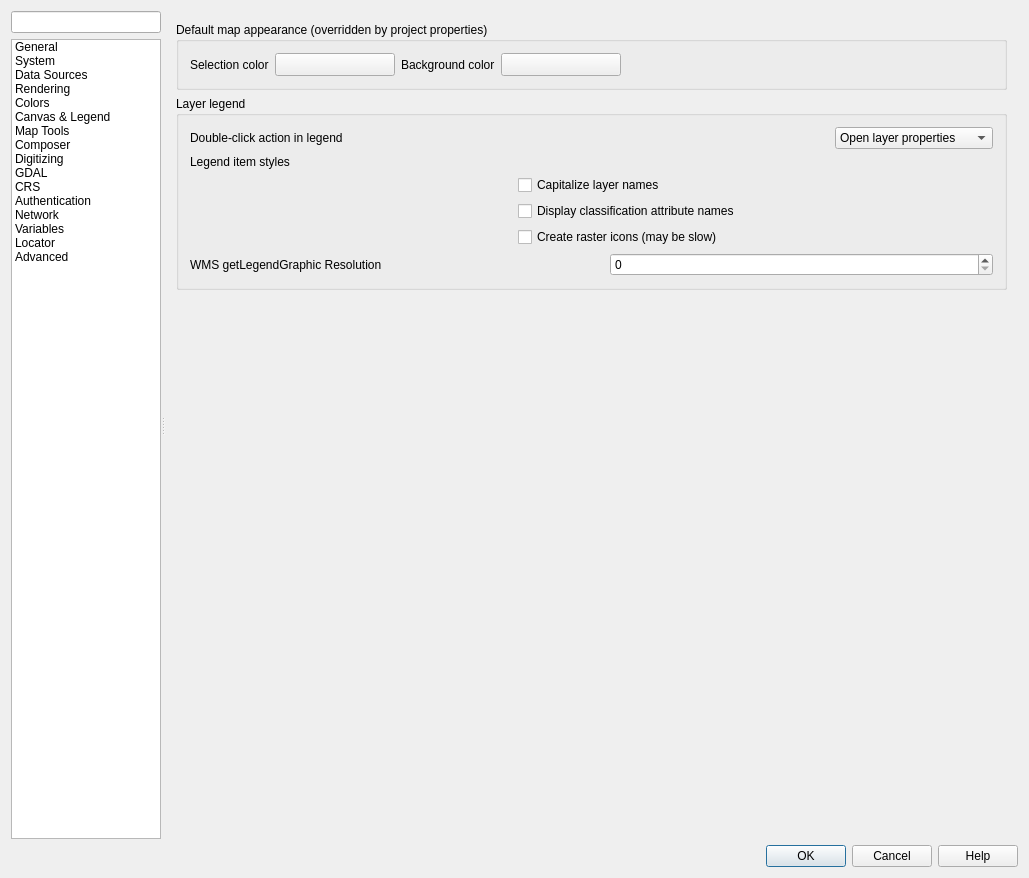
First picture: the form in src/ui/qgsoptionsbase.ui, repository qgis/QGIS, before the edit.
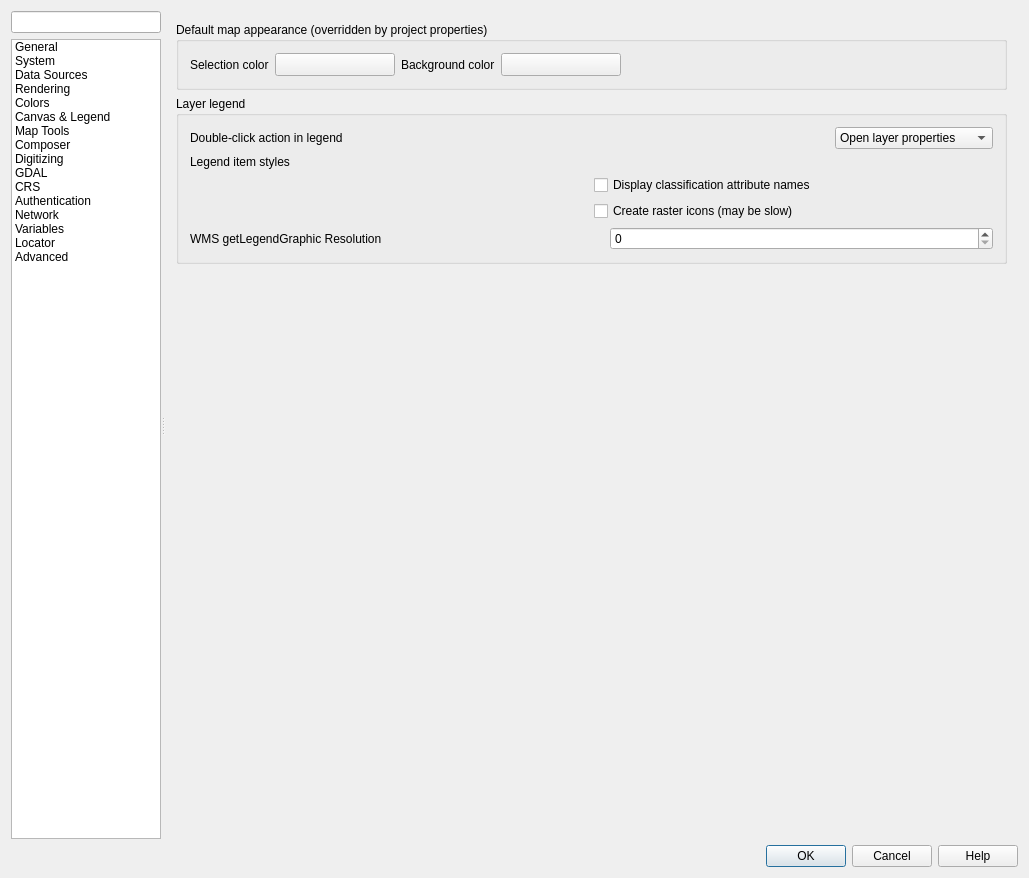
Second picture: the form after the edit. Icons and pictures are not drawn. Custom widgets are drawn as their Qt base class.

Commit message:
[needs-docs] Remove option to capitalize layer names, and make it always on
Doing this removes some work from our users - giving layers
a nicely generated name by default

What changed in the file:
```diff
--- a/src/ui/qgsoptionsbase.ui
+++ b/src/ui/qgsoptionsbase.ui
@@ -2991,34 +2991,14 @@
                    </layout>
                   </item>
                   <item>
-                   <layout class="QGridLayout" name="gridLayout_3">
-                    <item row="3" column="1" colspan="2">
-                     <widget class="QCheckBox" name="cbxCreateRasterLegendIcons">
-                      <property name="text">
-                       <string>Create raster icons (may be slow)</string>
-                      </property>
-                     </widget>
-                    </item>
-                    <item row="2" column="1" colspan="2">
+                   <layout class="QGridLayout" name="gridLayout_3" columnminimumwidth="0,1,0">
+                    <item row="1" column="1" colspan="2">
                      <widget class="QCheckBox" name="cbxLegendClassifiers">
                       <property name="text">
                        <string>Display classification attribute names</string>
                       </property>
                      </widget>
                     </item>
-                    <item row="1" column="1">
-                     <widget class="QCheckBox" name="capitalizeCheckBox">
-                      <property name="sizePolicy">
-                       <sizepolicy hsizetype="Maximum" vsizetype="Fixed">
-                        <horstretch>0</horstretch>
-                        <verstretch>0</verstretch>
-                       </sizepolicy>
-                      </property>
-                      <property name="text">
-                       <string>Capitalize layer names</string>
-                      </property>
-                     </widget>
-                    </item>
                     <item row="0" column="0" colspan="3">
                      <widget class="QLabel" name="label_53">
                       <property name="sizePolicy">
@@ -3048,6 +3028,13 @@
                       </property>
                      </spacer>
                     </item>
+                    <item row="2" column="1" colspan="2">
+                     <widget class="QCheckBox" name="cbxCreateRasterLegendIcons">
+                      <property name="text">
+                       <string>Create raster icons (may be slow)</string>
+                      </property>
+                     </widget>
+                    </item>
                    </layout>
                   </item>
                   <item>
```
Left out of the diff: 1 changed line with no effect on the pictures. The commit also changes 2 other files.
